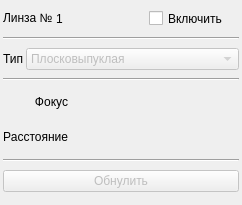
The window that lensesetupwindow.ui (maxbr/optical-experiment) describes before a commit, drawn with Qt 5.
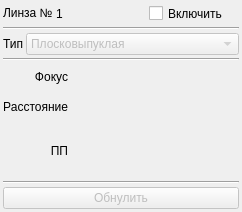
The same window after the commit. Custom widgets are drawn as their Qt base class.

Commit message: Add refraction index for lenses

Diff of the .ui file:
```diff
--- a/lensesetupwindow.ui
+++ b/lensesetupwindow.ui
@@ -7,7 +7,7 @@
     <x>0</x>
     <y>0</y>
     <width>242</width>
-    <height>205</height>
+    <height>212</height>
    </rect>
   </property>
   <property name="sizePolicy">
@@ -300,6 +300,40 @@
      </item>
     </layout>
    </item>
+   <item>
+    <layout class="QHBoxLayout" name="horizontalLayout_2">
+     <item>
+      <widget class="QLabel" name="label_3">
+       <property name="sizePolicy">
+        <sizepolicy hsizetype="Fixed" vsizetype="Fixed">
+         <horstretch>0</horstretch>
+         <verstretch>0</verstretch>
+        </sizepolicy>
+       </property>
+       <property name="minimumSize">
+        <size>
+         <width>65</width>
+         <height>0</height>
+        </size>
+       </property>
+       <property name="toolTip">
+        <string>Показатель преломления</string>
+       </property>
+       <property name="text">
+        <string>ПП</string>
+       </property>
+       <property name="alignment">
+        <set>Qt::AlignRight|Qt::AlignTrailing|Qt::AlignVCenter</set>
+       </property>
+      </widget>
+     </item>
+     <item>
+      <widget class="SettingItem" name="refractiveIndex" native="true">
+       <zorder>label_3</zorder>
+      </widget>
+     </item>
+    </layout>
+   </item>
    <item>
     <widget class="Line" name="line_3">
      <property name="orientation">
```
The commit also changes 5 other files.
